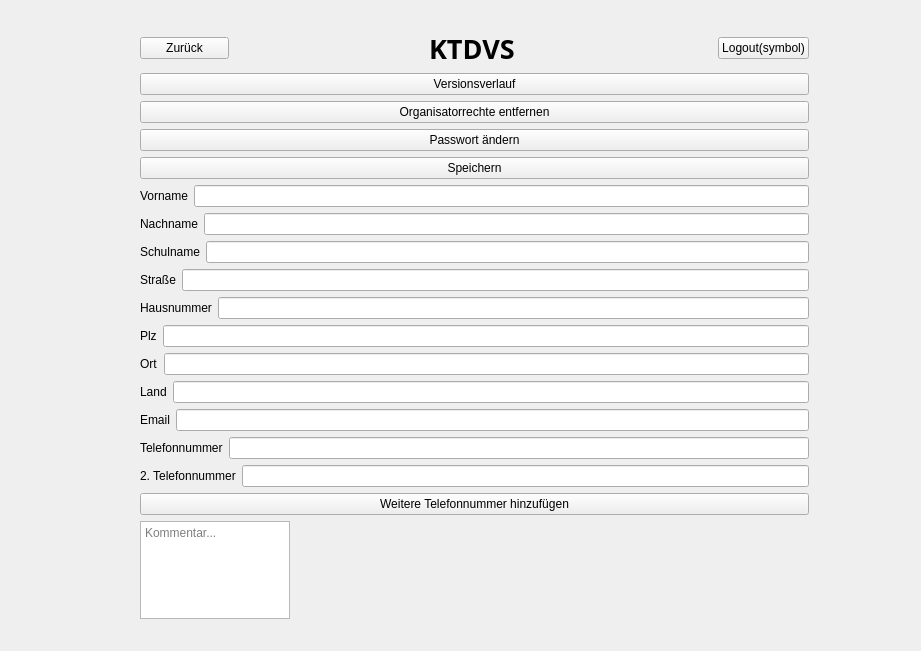
Qt form KTDVS/KTDVS/view_teilnehmerteilnehmerhinzufuegen.ui (SimonRuttmann/ClassReunionSoftware) before a commit.
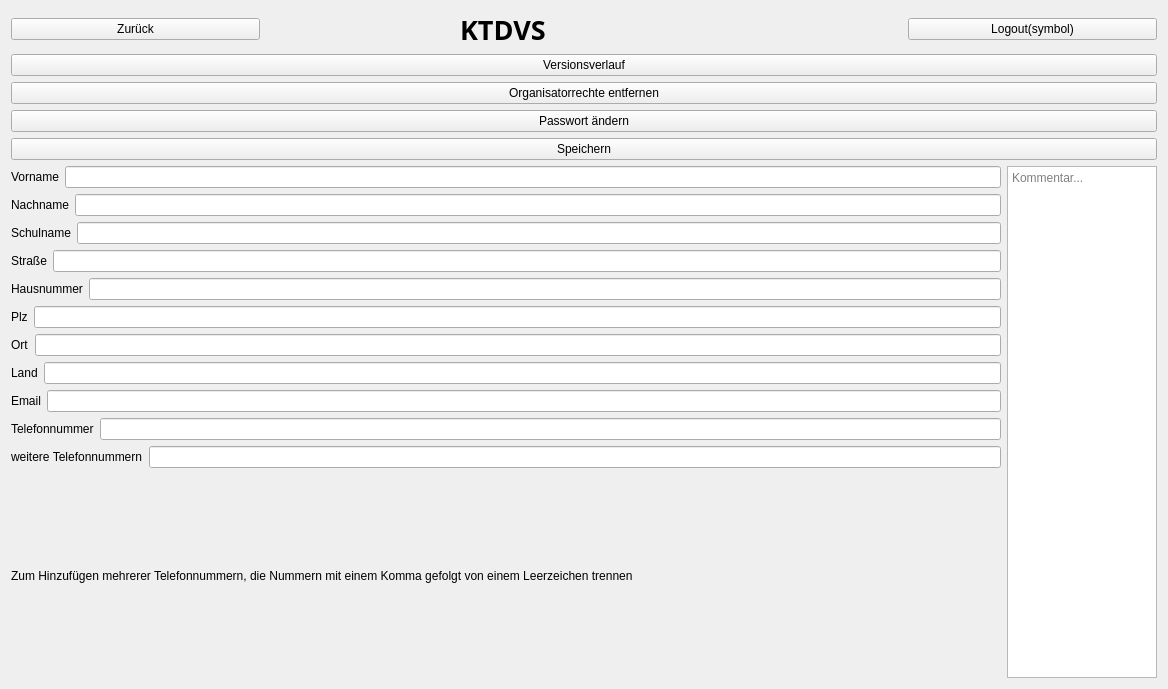
The same form after that commit.

Commit message: teilnehmerhinzufügen verbessert

```diff
--- a/KTDVS/KTDVS/view_teilnehmerteilnehmerhinzufuegen.ui
+++ b/KTDVS/KTDVS/view_teilnehmerteilnehmerhinzufuegen.ui
@@ -6,63 +6,28 @@
    <rect>
     <x>0</x>
     <y>0</y>
-    <width>921</width>
-    <height>651</height>
+    <width>1168</width>
+    <height>689</height>
    </rect>
   </property>
   <property name="windowTitle">
    <string>Form</string>
   </property>
-  <widget class="QWidget" name="gridLayoutWidget">
-   <property name="geometry">
-    <rect>
-     <x>140</x>
-     <y>30</y>
-     <width>669</width>
-     <height>589</height>
-    </rect>
-   </property>
+  <layout class="QVBoxLayout" name="verticalLayout_2">
+   <item>
    <layout class="QGridLayout" name="gridLayout">
-    <item row="1" column="0">
-     <layout class="QVBoxLayout" name="Buttons">
-      <item>
-       <widget class="QPushButton" name="Versionsverlauf">
-        <property name="text">
-         <string>Versionsverlauf</string>
-        </property>
-       </widget>
-      </item>
-      <item>
-       <widget class="QPushButton" name="OrganisatorrechteEntfernen">
-        <property name="layoutDirection">
-         <enum>Qt::LeftToRight</enum>
-        </property>
-        <property name="autoFillBackground">
-         <bool>false</bool>
-        </property>
-        <property name="text">
-         <string>Organisatorrechte entfernen</string>
-        </property>
-        <property name="autoRepeat">
-         <bool>false</bool>
-        </property>
-       </widget>
-      </item>
-      <item>
-       <widget class="QPushButton" name="PwAndern">
-        <property name="text">
-         <string>Passwort ändern</string>
-        </property>
-       </widget>
-      </item>
-      <item>
-       <widget class="QPushButton" name="Speichern">
-        <property name="text">
-         <string>Speichern</string>
-        </property>
-       </widget>
-      </item>
-     </layout>
+     <item row="3" column="1">
+      <widget class="QTextEdit" name="Komentar">
+       <property name="maximumSize">
+        <size>
+         <width>150</width>
+         <height>16777215</height>
+        </size>
+       </property>
+       <property name="placeholderText">
+        <string>Kommentar...</string>
+       </property>
+      </widget>
     </item>
     <item row="3" column="0">
      <layout class="QVBoxLayout" name="Daten">
@@ -215,7 +180,7 @@
         <item>
          <widget class="QLabel" name="label">
           <property name="text">
-           <string>2. Telefonnummer</string>
+            <string>weitere Telefonnummern</string>
           </property>
          </widget>
         </item>
@@ -225,19 +190,63 @@
        </layout>
       </item>
       <item>
-       <layout class="QHBoxLayout" name="horizontalLayout_39">
+        <layout class="QVBoxLayout" name="verticalLayout">
         <item>
-         <widget class="QPushButton" name="AddTelnumber">
+          <widget class="QLabel" name="label_2">
           <property name="text">
-           <string>Weitere Telefonnummer hinzufügen</string>
-          </property>
+            <string>Zum Hinzufügen mehrerer Telefonnummern, die Nummern mit einem Komma gefolgt von einem Leerzeichen trennen</string>
+           </property>
+           <property name="scaledContents">
+            <bool>true</bool>
+           </property>
          </widget>
         </item>
        </layout>
       </item>
      </layout>
     </item>
-    <item row="0" column="0">
+     <item row="1" column="0" colspan="2">
+      <layout class="QVBoxLayout" name="Buttons">
+       <item>
+        <widget class="QPushButton" name="Versionsverlauf">
+         <property name="text">
+          <string>Versionsverlauf</string>
+         </property>
+        </widget>
+       </item>
+       <item>
+        <widget class="QPushButton" name="OrganisatorrechteEntfernen">
+         <property name="layoutDirection">
+          <enum>Qt::LeftToRight</enum>
+         </property>
+         <property name="autoFillBackground">
+          <bool>false</bool>
+         </property>
+         <property name="text">
+          <string>Organisatorrechte entfernen</string>
+         </property>
+         <property name="autoRepeat">
+          <bool>false</bool>
+         </property>
+        </widget>
+       </item>
+       <item>
+        <widget class="QPushButton" name="PwAndern">
+         <property name="text">
+          <string>Passwort ändern</string>
+         </property>
+        </widget>
+       </item>
+       <item>
+        <widget class="QPushButton" name="Speichern">
+         <property name="text">
+          <string>Speichern</string>
+         </property>
+        </widget>
+       </item>
+      </layout>
+     </item>
+     <item row="0" column="0" colspan="2">
      <layout class="QHBoxLayout" name="Seitenheader_2">
       <property name="spacing">
        <number>200</number>
@@ -273,21 +282,9 @@
       </item>
      </layout>
     </item>
-    <item row="4" column="0">
-     <widget class="QTextEdit" name="Komentar">
-      <property name="maximumSize">
-       <size>
-        <width>150</width>
-        <height>16777215</height>
-       </size>
-      </property>
-      <property name="placeholderText">
-       <string>Kommentar...</string>
-      </property>
-     </widget>
-    </item>
-   </layout>
-  </widget>
+    </layout>
+   </item>
+  </layout>
  </widget>
  <resources/>
  <connections/>
```
Lines whose indentation alone changed are shown as unchanged. The commit also changes 2 other files.
